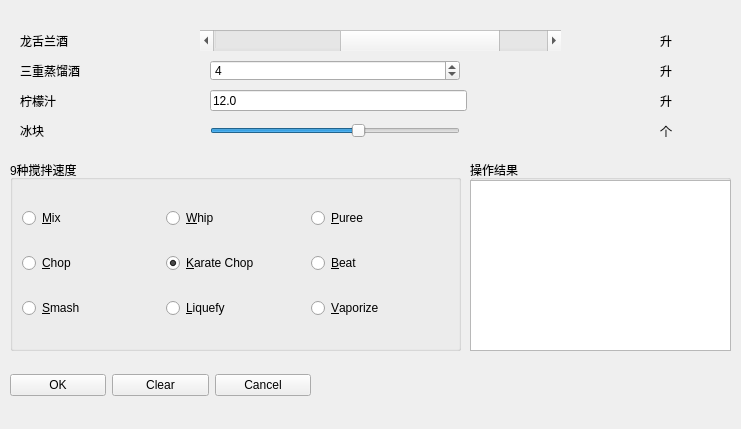
Before: the Qt Designer form Chapter03/testCase/MatrixWinUi.ui in cxinping/PyQt5, drawn with Qt 5.
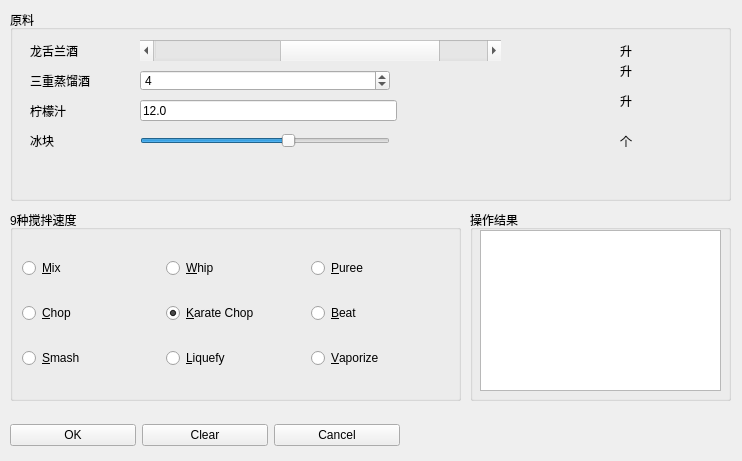
After: the same form once the commit is applied.

```diff
--- a/Chapter03/testCase/MatrixWinUi.ui
+++ b/Chapter03/testCase/MatrixWinUi.ui
@@ -6,168 +6,18 @@
    <rect>
     <x>0</x>
     <y>0</y>
-    <width>741</width>
-    <height>429</height>
+    <width>742</width>
+    <height>461</height>
    </rect>
   </property>
   <property name="windowTitle">
    <string>玛格丽特鸡尾酒*调酒器</string>
   </property>
-  <widget class="QScrollBar" name="tequilaScrollBar">
-   <property name="enabled">
-    <bool>true</bool>
-   </property>
-   <property name="geometry">
-    <rect>
-     <x>200</x>
-     <y>30</y>
-     <width>361</width>
-     <height>21</height>
-    </rect>
-   </property>
-   <property name="toolTip">
-    <string>Jiggers of tequila</string>
-   </property>
-   <property name="maximum">
-    <number>11</number>
-   </property>
-   <property name="value">
-    <number>8</number>
-   </property>
-   <property name="sliderPosition">
-    <number>8</number>
-   </property>
-   <property name="orientation">
-    <enum>Qt::Horizontal</enum>
-   </property>
-  </widget>
-  <widget class="QLabel" name="label">
-   <property name="geometry">
-    <rect>
-     <x>20</x>
-     <y>30</y>
-     <width>151</width>
-     <height>21</height>
-    </rect>
-   </property>
-   <property name="text">
-    <string>龙舌兰酒</string>
-   </property>
-  </widget>
-  <widget class="QLabel" name="label_2">
-   <property name="geometry">
-    <rect>
-     <x>20</x>
-     <y>60</y>
-     <width>151</width>
-     <height>21</height>
-    </rect>
-   </property>
-   <property name="text">
-    <string>三重蒸馏酒</string>
-   </property>
-  </widget>
-  <widget class="QSpinBox" name="tripleSecSpinBox">
-   <property name="geometry">
-    <rect>
-     <x>210</x>
-     <y>60</y>
-     <width>250</width>
-     <height>21</height>
-    </rect>
-   </property>
-   <property name="toolTip">
-    <string>Jiggers of triple sec</string>
-   </property>
-   <property name="maximum">
-    <number>11</number>
-   </property>
-   <property name="value">
-    <number>4</number>
-   </property>
-  </widget>
-  <widget class="QLabel" name="label_3">
-   <property name="geometry">
-    <rect>
-     <x>660</x>
-     <y>60</y>
-     <width>61</width>
-     <height>21</height>
-    </rect>
-   </property>
-   <property name="text">
-    <string>升</string>
-   </property>
-  </widget>
-  <widget class="QSlider" name="iceHorizontalSlider">
-   <property name="geometry">
-    <rect>
-     <x>210</x>
-     <y>120</y>
-     <width>250</width>
-     <height>22</height>
-    </rect>
-   </property>
-   <property name="toolTip">
-    <string>Chunks of ice</string>
-   </property>
-   <property name="minimum">
-    <number>0</number>
-   </property>
-   <property name="maximum">
-    <number>20</number>
-   </property>
-   <property name="value">
-    <number>12</number>
-   </property>
-   <property name="orientation">
-    <enum>Qt::Horizontal</enum>
-   </property>
-  </widget>
-  <widget class="QLabel" name="label_4">
-   <property name="geometry">
-    <rect>
-     <x>20</x>
-     <y>120</y>
-     <width>151</width>
-     <height>22</height>
-    </rect>
-   </property>
-   <property name="text">
-    <string>冰块</string>
-   </property>
-  </widget>
-  <widget class="QLabel" name="label_5">
-   <property name="geometry">
-    <rect>
-     <x>660</x>
-     <y>120</y>
-     <width>61</width>
-     <height>21</height>
-    </rect>
-   </property>
-   <property name="text">
-    <string>个</string>
-   </property>
-  </widget>
-  <widget class="QLabel" name="label_6">
-   <property name="geometry">
-    <rect>
-     <x>660</x>
-     <y>30</y>
-     <width>61</width>
-     <height>21</height>
-    </rect>
-   </property>
-   <property name="text">
-    <string>升</string>
-   </property>
-  </widget>
   <widget class="QGroupBox" name="groupBox">
    <property name="geometry">
     <rect>
      <x>10</x>
-     <y>160</y>
+     <y>210</y>
      <width>451</width>
      <height>191</height>
     </rect>
@@ -274,53 +124,11 @@
     </item>
    </layout>
   </widget>
-  <widget class="QLabel" name="label_7">
-   <property name="geometry">
-    <rect>
-     <x>20</x>
-     <y>90</y>
-     <width>131</width>
-     <height>21</height>
-    </rect>
-   </property>
-   <property name="text">
-    <string>柠檬汁</string>
-   </property>
-  </widget>
-  <widget class="QLineEdit" name="limeJuiceLineEdit">
-   <property name="geometry">
-    <rect>
-     <x>210</x>
-     <y>90</y>
-     <width>257</width>
-     <height>21</height>
-    </rect>
-   </property>
-   <property name="toolTip">
-    <string>Jiggers of lime juice</string>
-   </property>
-   <property name="text">
-    <string>12.0</string>
-   </property>
-  </widget>
-  <widget class="QLabel" name="label_8">
-   <property name="geometry">
-    <rect>
-     <x>660</x>
-     <y>90</y>
-     <width>61</width>
-     <height>21</height>
-    </rect>
-   </property>
-   <property name="text">
-    <string>升</string>
-   </property>
-  </widget>
   <widget class="QGroupBox" name="resultGroup">
    <property name="geometry">
     <rect>
      <x>470</x>
-     <y>160</y>
+     <y>210</y>
      <width>261</width>
      <height>191</height>
     </rect>
@@ -331,46 +139,20 @@
    <widget class="QTextEdit" name="resultText">
     <property name="geometry">
      <rect>
-      <x>0</x>
+      <x>10</x>
       <y>20</y>
-      <width>261</width>
-      <height>171</height>
+      <width>241</width>
+      <height>161</height>
      </rect>
     </property>
    </widget>
   </widget>
-  <widget class="QLabel" name="selIceSliderLbl">
-   <property name="geometry">
-    <rect>
-     <x>590</x>
-     <y>120</y>
-     <width>51</width>
-     <height>21</height>
-    </rect>
-   </property>
-   <property name="text">
-    <string/>
-   </property>
-  </widget>
-  <widget class="QLabel" name="selScrollBarLbl">
-   <property name="geometry">
-    <rect>
-     <x>590</x>
-     <y>30</y>
-     <width>51</width>
-     <height>21</height>
-    </rect>
-   </property>
-   <property name="text">
-    <string/>
-   </property>
-  </widget>
-  <widget class="QWidget" name="">
+  <widget class="QWidget" name="layoutWidget">
    <property name="geometry">
     <rect>
      <x>10</x>
-     <y>370</y>
-     <width>301</width>
+     <y>420</y>
+     <width>390</width>
      <height>30</height>
     </rect>
    </property>
@@ -398,6 +180,237 @@
     </item>
    </layout>
   </widget>
+  <widget class="QGroupBox" name="groupBox_2">
+   <property name="geometry">
+    <rect>
+     <x>10</x>
+     <y>10</y>
+     <width>721</width>
+     <height>191</height>
+    </rect>
+   </property>
+   <property name="title">
+    <string>原料</string>
+   </property>
+   <widget class="QLabel" name="label">
+    <property name="geometry">
+     <rect>
+      <x>20</x>
+      <y>30</y>
+      <width>151</width>
+      <height>21</height>
+     </rect>
+    </property>
+    <property name="text">
+     <string>龙舌兰酒</string>
+    </property>
+   </widget>
+   <widget class="QLabel" name="label_2">
+    <property name="geometry">
+     <rect>
+      <x>20</x>
+      <y>60</y>
+      <width>151</width>
+      <height>21</height>
+     </rect>
+    </property>
+    <property name="text">
+     <string>三重蒸馏酒</string>
+    </property>
+   </widget>
+   <widget class="QLabel" name="label_7">
+    <property name="geometry">
+     <rect>
+      <x>20</x>
+      <y>90</y>
+      <width>131</width>
+      <height>21</height>
+     </rect>
+    </property>
+    <property name="text">
+     <string>柠檬汁</string>
+    </property>
+   </widget>
+   <widget class="QLabel" name="label_4">
+    <property name="geometry">
+     <rect>
+      <x>20</x>
+      <y>120</y>
+      <width>151</width>
+      <height>22</height>
+     </rect>
+    </property>
+    <property name="text">
+     <string>冰块</string>
+    </property>
+   </widget>
+   <widget class="QScrollBar" name="tequilaScrollBar">
+    <property name="enabled">
+     <bool>true</bool>
+    </property>
+    <property name="geometry">
+     <rect>
+      <x>130</x>
+      <y>30</y>
+      <width>361</width>
+      <height>21</height>
+     </rect>
+    </property>
+    <property name="toolTip">
+     <string>Jiggers of tequila</string>
+    </property>
+    <property name="maximum">
+     <number>11</number>
+    </property>
+    <property name="value">
+     <number>8</number>
+    </property>
+    <property name="sliderPosition">
+     <number>8</number>
+    </property>
+    <property name="orientation">
+     <enum>Qt::Horizontal</enum>
+    </property>
+   </widget>
+   <widget class="QSpinBox" name="tripleSecSpinBox">
+    <property name="geometry">
+     <rect>
+      <x>130</x>
+      <y>60</y>
+      <width>250</width>
+      <height>21</height>
+     </rect>
+    </property>
+    <property name="toolTip">
+     <string>Jiggers of triple sec</string>
+    </property>
+    <property name="maximum">
+     <number>11</number>
+    </property>
+    <property name="value">
+     <number>4</number>
+    </property>
+   </widget>
+   <widget class="QLineEdit" name="limeJuiceLineEdit">
+    <property name="geometry">
+     <rect>
+      <x>130</x>
+      <y>90</y>
+      <width>257</width>
+      <height>21</height>
+     </rect>
+    </property>
+    <property name="toolTip">
+     <string>Jiggers of lime juice</string>
+    </property>
+    <property name="text">
+     <string>12.0</string>
+    </property>
+   </widget>
+   <widget class="QSlider" name="iceHorizontalSlider">
+    <property name="geometry">
+     <rect>
+      <x>130</x>
+      <y>120</y>
+      <width>250</width>
+      <height>22</height>
+     </rect>
+    </property>
+    <property name="toolTip">
+     <string>Chunks of ice</string>
+    </property>
+    <property name="minimum">
+     <number>0</number>
+    </property>
+    <property name="maximum">
+     <number>20</number>
+    </property>
+    <property name="value">
+     <number>12</number>
+    </property>
+    <property name="orientation">
+     <enum>Qt::Horizontal</enum>
+    </property>
+   </widget>
+   <widget class="QLabel" name="label_6">
+    <property name="geometry">
+     <rect>
+      <x>610</x>
+      <y>30</y>
+      <width>61</width>
+      <height>21</height>
+     </rect>
+    </property>
+    <property name="text">
+     <string>升</string>
+    </property>
+   </widget>
+   <widget class="QLabel" name="label_3">
+    <property name="geometry">
+     <rect>
+      <x>610</x>
+      <y>50</y>
+      <width>61</width>
+      <height>21</height>
+     </rect>
+    </property>
+    <property name="text">
+     <string>升</string>
+    </property>
+   </widget>
+   <widget class="QLabel" name="label_8">
+    <property name="geometry">
+     <rect>
+      <x>610</x>
+      <y>80</y>
+      <width>61</width>
+      <height>21</height>
+     </rect>
+    </property>
+    <property name="text">
+     <string>升</string>
+    </property>
+   </widget>
+   <widget class="QLabel" name="label_5">
+    <property name="geometry">
+     <rect>
+      <x>610</x>
+      <y>120</y>
+      <width>61</width>
+      <height>21</height>
+     </rect>
+    </property>
+    <property name="text">
+     <string>个</string>
+    </property>
+   </widget>
+   <widget class="QLabel" name="selScrollBarLbl">
+    <property name="geometry">
+     <rect>
+      <x>520</x>
+      <y>30</y>
+      <width>51</width>
+      <height>21</height>
+     </rect>
+    </property>
+    <property name="text">
+     <string/>
+    </property>
+   </widget>
+   <widget class="QLabel" name="selIceSliderLbl">
+    <property name="geometry">
+     <rect>
+      <x>520</x>
+      <y>120</y>
+      <width>51</width>
+      <height>21</height>
+     </rect>
+    </property>
+    <property name="text">
+     <string/>
+    </property>
+   </widget>
+  </widget>
  </widget>
  <resources/>
  <connections>
```
